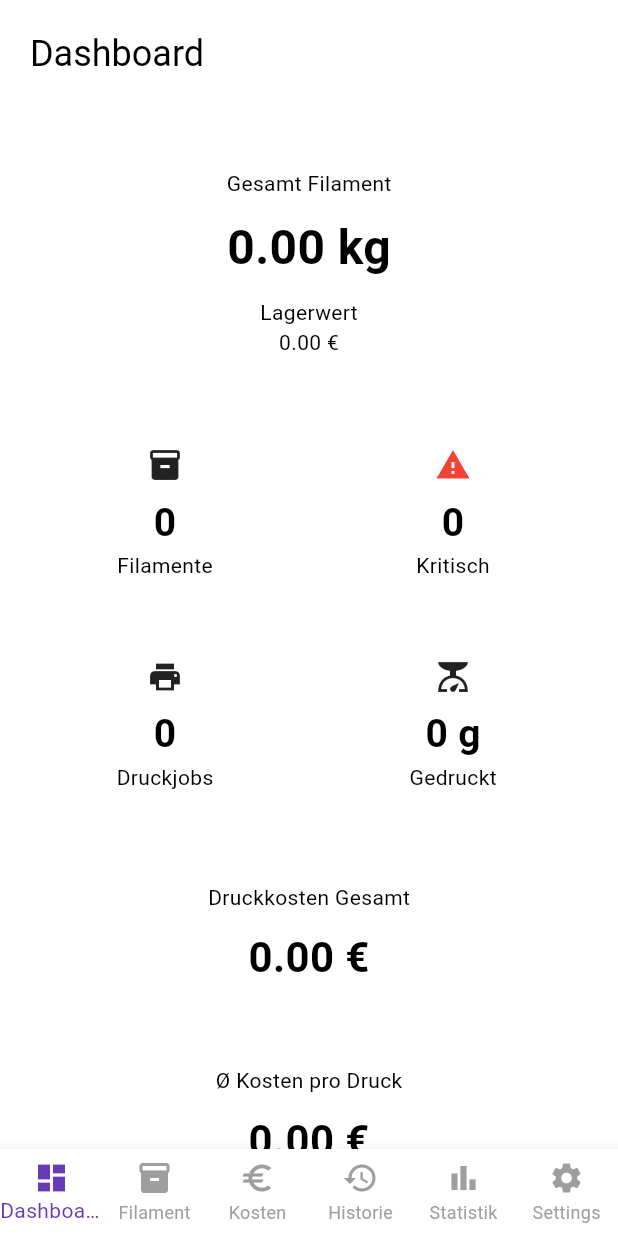
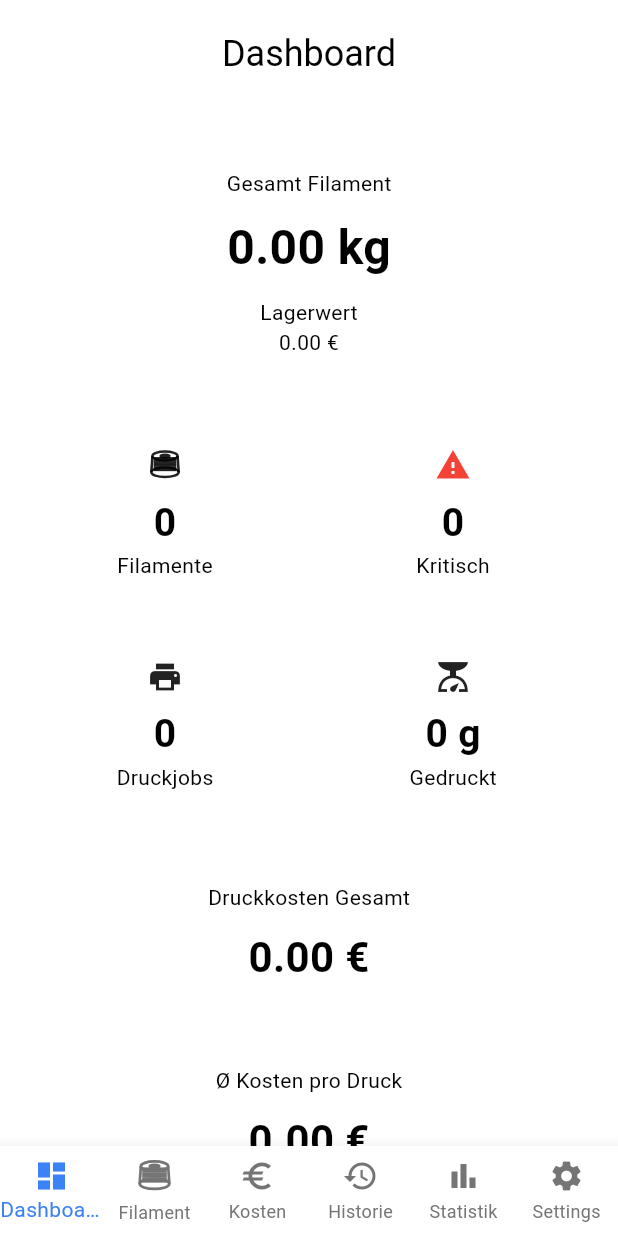
Before and after one commit to Bogi89/filament_manager, a Flutter app: the screen it shows after launch, on a phone screen of 412 x 824 dp. Run offline on Flutter 3.47's test engine with Material 3 defaults, Android fonts, the phone set to English and light mode, and no system bars; our stand-ins replace shared_preferences; missing offline and left inert: dart:html.

Commit message:
Added spool icons, improved filament UI, updated dashboard icons and color indicators

```diff
--- a/lib/pages/dashboard_page.dart
+++ b/lib/pages/dashboard_page.dart
@@ -4,6 +4,7 @@ import 'package:provider/provider.dart';
 import '../state/app_state.dart';
 import '../models/filament.dart';
 import '../models/print_job.dart';
+import '../widgets/spool_icon.dart';
 
 class DashboardPage extends StatelessWidget {
   final Function(int) onNavigate;
@@ -155,7 +156,7 @@ class DashboardPage extends StatelessWidget {
                 const EdgeInsets.all(20),
             child: Align(
               alignment:
-                  Alignment.centerLeft,
+                  Alignment.center,
               child: Text(
                 "Dashboard",
                 style: Theme.of(context)
@@ -289,8 +290,7 @@ class DashboardPage extends StatelessWidget {
 
                     Expanded(
                       child: _statCard(
-                        icon:
-                            Icons.inventory,
+                        icon: SpoolIcon(size: 24),
                         value:
                             filaments.length
                                 .toString(),
@@ -304,16 +304,16 @@ class DashboardPage extends StatelessWidget {
 
                     Expanded(
                       child: _statCard(
-                        icon:
-                            Icons.warning,
+                        icon: const Icon(
+  Icons.warning,
+  color: Colors.red,
+),
                         value:
                             criticalFilaments
                                 .length
                                 .toString(),
                         label:
                             "Kritisch",
-                        iconColor:
-                            Colors.red,
                       ),
                     ),
 
@@ -327,8 +327,7 @@ class DashboardPage extends StatelessWidget {
 
                     Expanded(
                       child: _statCard(
-                        icon:
-                            Icons.print,
+                        icon: const Icon(Icons.print),
                         value:
                             jobs.length
                                 .toString(),
@@ -342,8 +341,7 @@ class DashboardPage extends StatelessWidget {
 
                     Expanded(
                       child: _statCard(
-                        icon:
-                            Icons.scale,
+                        icon: const Icon(Icons.scale),
                         value:
                             "${printedWeight.toStringAsFixed(0)} g",
                         label:
@@ -433,7 +431,7 @@ class DashboardPage extends StatelessWidget {
   }
 
   Widget _statCard({
-    required IconData icon,
+  required Widget icon,
     required String value,
     required String label,
     Color? iconColor,
@@ -445,10 +443,7 @@ class DashboardPage extends StatelessWidget {
         child: Column(
           children: [
 
-            Icon(
-              icon,
-              color: iconColor,
-            ),
+            icon,
 
             const SizedBox(height: 8),
 
--- a/lib/pages/main_navigation.dart
+++ b/lib/pages/main_navigation.dart
@@ -8,6 +8,7 @@ import 'cost_page.dart';
 import 'history_page.dart';
 import 'statistics_page.dart';
 import 'settings_page.dart';
+import '../widgets/spool_icon.dart';
 
 class MainNavigation extends StatefulWidget {
   const MainNavigation({super.key});
@@ -64,27 +65,45 @@ class _MainNavigationState extends State<MainNavigation> {
 
     return Scaffold(
 
-      backgroundColor: Colors.grey[100],
+      backgroundColor:
+          Theme.of(context).brightness == Brightness.dark
+              ? const Color(0xFF0F0F14)
+              : Colors.grey[100],
 
       body: pages[_selectedIndex],
 
-      bottomNavigationBar: BottomNavigationBar(
+      bottomNavigationBar: Builder(
+        builder: (context) {
 
-        backgroundColor: Colors.white,
+          final isDark =
+              Theme.of(context).brightness == Brightness.dark;
+
+          return BottomNavigationBar(
+
+            backgroundColor:
+                isDark
+                    ? const Color(0xFF111118)
+                    : Colors.white,
 
             elevation: 10,
 
             type: BottomNavigationBarType.fixed,
 
-        selectedItemColor: Colors.deepPurple,
+            selectedItemColor:
+                isDark
+                    ? const Color(0xFF7C4DFF) // Dark → Lila
+                    : const Color(0xFF3B82F6), // Light → Blau
 
-        unselectedItemColor: Colors.grey,
+            unselectedItemColor:
+                isDark
+                    ? Colors.grey.shade400
+                    : Colors.grey.shade600,
 
             currentIndex: _selectedIndex,
 
             onTap: _onItemTapped,
 
-        items: const [
+            items: [
 
               BottomNavigationBarItem(
                 icon: Icon(Icons.dashboard),
@@ -92,8 +111,8 @@ class _MainNavigationState extends State<MainNavigation> {
               ),
 
               BottomNavigationBarItem(
-            icon: Icon(Icons.inventory),
-            label: "Filament",
+  icon: SpoolIcon(size: 26),
+  label: 'Filament',
 ),
 
               BottomNavigationBarItem(
@@ -117,7 +136,12 @@ class _MainNavigationState extends State<MainNavigation> {
               ),
 
             ],
+
+          );
+
+        },
       ),
+
     );
   }
 }
--- a/lib/theme/app_colors.dart
+++ b/lib/theme/app_colors.dart
@@ -6,55 +6,94 @@ class AppColors {
   // PRIMARY COLORS
   // =========================
 
-  static const Color primary = Color(0xFF7C4DFF);
-  static const Color secondary = Color(0xFF9575CD);
-  static const Color accent = Color(0xFF00C2FF);
+  /// 🔵 Light Mode
+  static const Color primaryLight =
+      Color(0xFF3B82F6);
+
+  /// 🟣 Dark Mode
+  static const Color primaryDark =
+      Color(0xFF7C4DFF);
+
+  /// 🔥 WICHTIG — Fallback für alten Code
+  static const Color primary =
+      primaryLight;
+
+  static const Color secondary =
+      Color(0xFF9575CD);
+
+  static const Color accent =
+      Color(0xFF00C2FF);
 
   // =========================
   // BACKGROUND
   // =========================
 
-  static const Color backgroundLight = Color(0xFFF6F7FB);
-  static const Color backgroundDark = Color(0xFF0F0F14);
+  static const Color backgroundLight =
+      Color(0xFFF6F7FB);
+
+  static const Color backgroundDark =
+      Color(0xFF0F0F14);
 
   // =========================
   // SURFACE
   // =========================
 
-  static const Color surfaceLight = Color(0xFFFFFFFF);
-  static const Color surfaceDark = Color(0xFF1A1A22);
+  static const Color surfaceLight =
+      Color(0xFFFFFFFF);
+
+  static const Color surfaceDark =
+      Color(0xFF1A1A22);
 
   // =========================
   // STATUS COLORS
   // =========================
 
-  static const Color success = Color(0xFF4CAF50);
-  static const Color warning = Color(0xFFFF9800);
-  static const Color critical = Color(0xFFF44336);
+  static const Color success =
+      Color(0xFF4CAF50);
+
+  static const Color warning =
+      Color(0xFFFF9800);
+
+  static const Color critical =
+      Color(0xFFF44336);
 
   // =========================
   // TEXT COLORS
   // =========================
 
-  static const Color textPrimaryLight = Color(0xFF111111);
-  static const Color textSecondaryLight = Color(0xFF666666);
+  static const Color textPrimaryLight =
+      Color(0xFF111111);
 
-  static const Color textPrimaryDark = Color(0xFFFFFFFF);
-  static const Color textSecondaryDark = Color(0xFFAAAAAA);
+  static const Color textSecondaryLight =
+      Color(0xFF666666);
+
+  static const Color textPrimaryDark =
+      Color(0xFFFFFFFF);
+
+  static const Color textSecondaryDark =
+      Color(0xFFAAAAAA);
 
   // =========================
   // CARD COLORS
   // =========================
 
-  static const Color cardLight = Color(0xFFFFFFFF);
-  static const Color cardDark = Color(0xFF1A1A22);
+  static const Color cardLight =
+      Color(0xFFFFFFFF);
+
+  static const Color cardDark =
+      Color(0xFF1A1A22);
 
   // =========================
   // PROGRESS COLORS
   // =========================
 
-  static const Color progressLow = critical;
-  static const Color progressMedium = warning;
-  static const Color progressHigh = success;
+  static const Color progressLow =
+      critical;
+
+  static const Color progressMedium =
+      warning;
+
+  static const Color progressHigh =
+      success;
 
 }
--- a/lib/theme/app_theme.dart
+++ b/lib/theme/app_theme.dart
@@ -8,7 +8,7 @@ import 'app_text_styles.dart';
 class AppTheme {
 
   // =========================
-  // LIGHT THEME
+  // LIGHT THEME (🔵 Blau)
   // =========================
 
   static ThemeData lightTheme = ThemeData(
@@ -20,66 +20,117 @@ class AppTheme {
     scaffoldBackgroundColor:
         AppColors.backgroundLight,
 
-    primaryColor: AppColors.primary,
+    primaryColor:
+        AppColors.primaryLight,
 
     colorScheme: ColorScheme.light(
-      primary: AppColors.primary,
-      secondary: AppColors.secondary,
-      surface: AppColors.surfaceLight,
-      error: AppColors.critical,
+
+      primary:
+          AppColors.primaryLight,
+
+      secondary:
+          AppColors.primaryLight,
+
+      surface:
+          AppColors.surfaceLight,
+
+      error:
+          AppColors.critical,
+
     ),
 
     appBarTheme: const AppBarTheme(
+
+  backgroundColor: Colors.white,
+
   elevation: 0,
+
   centerTitle: false,
-      backgroundColor: AppColors.surfaceLight,
-      foregroundColor:
-          AppColors.textPrimaryLight,
-      titleTextStyle: AppTextStyles.title,
+
+  titleTextStyle: TextStyle(
+    fontSize: 20,
+    fontWeight: FontWeight.w700,
+    color: Color(0xFF111827),
+    letterSpacing: 0.2,
   ),
 
-    // 🔥 FIX: CardThemeData statt CardTheme
+  iconTheme: IconThemeData(
+    color: Color(0xFF111827),
+  ),
+
+),
+
     cardTheme: CardThemeData(
+
       elevation: 0,
-      color: AppColors.cardLight,
+
+      color:
+          AppColors.cardLight,
+
       shape: RoundedRectangleBorder(
-        borderRadius: AppRadius.radiusMD,
+
+        borderRadius:
+            AppRadius.radiusMD,
+
       ),
+
       margin: EdgeInsets.zero,
+
     ),
 
     floatingActionButtonTheme:
         const FloatingActionButtonThemeData(
-      backgroundColor: AppColors.primary,
-      foregroundColor: Colors.white,
+
+      backgroundColor:
+          AppColors.primaryLight,
+
+      foregroundColor:
+          Colors.white,
+
     ),
 
     inputDecorationTheme:
         InputDecorationTheme(
 
       filled: true,
+
       fillColor: Colors.white,
 
       border: OutlineInputBorder(
+
         borderRadius:
             AppRadius.radiusSM,
+
       ),
 
       enabledBorder: OutlineInputBorder(
+
         borderRadius:
             AppRadius.radiusSM,
+
         borderSide: BorderSide(
+
           color: Colors.grey.shade300,
-        ),
+
         ),
 
-      focusedBorder: const OutlineInputBorder(
+      ),
+
+      focusedBorder:
+          const OutlineInputBorder(
+
         borderRadius:
             AppRadius.radiusSM,
+
         borderSide: BorderSide(
-          color: AppColors.primary,
+
+          color:
+              AppColors.primaryLight,
+
           width: 2,
+
         ),
+
       ),
 
       contentPadding:
@@ -93,19 +144,23 @@ class AppTheme {
       style: ElevatedButton.styleFrom(
 
         backgroundColor:
-            AppColors.primary,
+            AppColors.primaryLight,
 
-        foregroundColor: Colors.white,
+        foregroundColor:
+            Colors.white,
 
         shape: RoundedRectangleBorder(
+
           borderRadius:
               AppRadius.radiusSM,
+
         ),
 
         padding:
             AppSpacing.paddingMD,
 
       ),
+
     ),
 
     textTheme: const TextTheme(
@@ -130,7 +185,7 @@ class AppTheme {
   );
 
   // =========================
-  // DARK THEME
+  // DARK THEME (🟣 Lila)
   // =========================
 
   static ThemeData darkTheme = ThemeData(
@@ -142,70 +197,118 @@ class AppTheme {
     scaffoldBackgroundColor:
         AppColors.backgroundDark,
 
-    primaryColor: AppColors.primary,
+    primaryColor:
+        AppColors.primaryDark,
 
     colorScheme: ColorScheme.dark(
-      primary: AppColors.primary,
-      secondary: AppColors.secondary,
-      surface: AppColors.surfaceDark,
-      error: AppColors.critical,
+
+      primary:
+          AppColors.primaryDark,
+
+      secondary:
+          AppColors.primaryDark,
+
+      surface:
+          AppColors.surfaceDark,
+
+      error:
+          AppColors.critical,
+
     ),
 
     appBarTheme: const AppBarTheme(
+
+  backgroundColor: Color(0xFF0F0F14),
+
   elevation: 0,
+
   centerTitle: false,
-      backgroundColor:
-          AppColors.surfaceDark,
-      foregroundColor:
-          AppColors.textPrimaryDark,
-      titleTextStyle:
-          AppTextStyles.title,
+
+  titleTextStyle: TextStyle(
+    fontSize: 20,
+    fontWeight: FontWeight.w700,
+    color: Colors.white,
+    letterSpacing: 0.2,
   ),
 
-    // 🔥 FIX hier auch
+  iconTheme: IconThemeData(
+    color: Colors.white,
+  ),
+
+),
+
     cardTheme: CardThemeData(
+
       elevation: 0,
-      color: AppColors.cardDark,
+
+      color:
+          AppColors.cardDark,
+
       shape: RoundedRectangleBorder(
+
         borderRadius:
             AppRadius.radiusMD,
+
       ),
+
       margin: EdgeInsets.zero,
+
     ),
 
     floatingActionButtonTheme:
         const FloatingActionButtonThemeData(
-      backgroundColor: AppColors.primary,
-      foregroundColor: Colors.white,
+
+      backgroundColor:
+          AppColors.primaryDark,
+
+      foregroundColor:
+          Colors.white,
+
     ),
 
     inputDecorationTheme:
         InputDecorationTheme(
 
       filled: true,
+
       fillColor:
           AppColors.surfaceDark,
 
       border: OutlineInputBorder(
+
         borderRadius:
             AppRadius.radiusSM,
+
       ),
 
       enabledBorder: OutlineInputBorder(
+
         borderRadius:
             AppRadius.radiusSM,
+
         borderSide: BorderSide(
+
           color: Colors.grey.shade700,
-        ),
+
         ),
 
-      focusedBorder: const OutlineInputBorder(
+      ),
+
+      focusedBorder:
+          const OutlineInputBorder(
+
         borderRadius:
             AppRadius.radiusSM,
+
         borderSide: BorderSide(
-          color: AppColors.primary,
+
+          color:
+              AppColors.primaryDark,
+
           width: 2,
+
         ),
+
       ),
 
       contentPadding:
@@ -219,19 +322,23 @@ class AppTheme {
       style: ElevatedButton.styleFrom(
 
         backgroundColor:
-            AppColors.primary,
+            AppColors.primaryDark,
 
-        foregroundColor: Colors.white,
+        foregroundColor:
+            Colors.white,
 
         shape: RoundedRectangleBorder(
+
           borderRadius:
               AppRadius.radiusSM,
+
         ),
 
         padding:
             AppSpacing.paddingMD,
 
       ),
+
     ),
 
     textTheme: const TextTheme(
--- /dev/null
+++ b/lib/widgets/spool_icon.dart
@@ -0,0 +1,137 @@
+import 'package:flutter/material.dart';
+
+class SpoolIcon extends StatelessWidget {
+  final double size;
+  final Color? color;
+
+  const SpoolIcon({
+    super.key,
+    this.size = 24,
+    this.color,
+  });
+
+  @override
+  Widget build(BuildContext context) {
+
+    /// Holt automatisch:
+    /// grau (inaktiv)
+    /// blau/lila (aktiv)
+
+    final iconColor =
+        color ??
+        IconTheme.of(context).color ??
+        Theme.of(context).colorScheme.primary;
+
+    return SizedBox(
+      width: size,
+      height: size,
+      child: CustomPaint(
+        painter: _SpoolPainter(iconColor),
+      ),
+    );
+  }
+}
+
+class _SpoolPainter extends CustomPainter {
+  final Color color;
+
+  _SpoolPainter(this.color);
+
+  @override
+  void paint(Canvas canvas, Size size) {
+
+    final paint = Paint()
+      ..color = color
+      ..style = PaintingStyle.stroke
+      ..strokeWidth = size.width * 0.07;
+
+    final center =
+        Offset(size.width / 2, size.height / 2);
+
+    final topRadius =
+        size.width * 0.35;
+
+    final bottomRadius =
+        size.width * 0.38;
+
+    final holeRadius =
+        size.width * 0.12;
+
+    final bodyHeight =
+        size.height * 0.45;
+
+    final topY =
+        size.height * 0.25;
+
+    final bottomY =
+        topY + bodyHeight;
+
+    /// Top Ring
+    canvas.drawOval(
+      Rect.fromCenter(
+        center: Offset(center.dx, topY),
+        width: topRadius * 2,
+        height: topRadius * 0.7,
+      ),
+      paint,
+    );
+
+    /// Bottom Ring
+    canvas.drawOval(
+      Rect.fromCenter(
+        center: Offset(center.dx, bottomY),
+        width: bottomRadius * 2,
+        height: bottomRadius * 0.7,
+      ),
+      paint,
+    );
+
+    /// Center Hole
+    canvas.drawOval(
+      Rect.fromCenter(
+        center: Offset(center.dx, topY),
+        width: holeRadius * 2,
+        height: holeRadius * 0.6,
+      ),
+      paint,
+    );
+
+    /// Filament Lines
+    const lineCount = 6;
+
+    for (int i = 0; i < lineCount; i++) {
+
+      final y =
+          topY +
+          (i + 1) *
+              (bodyHeight / (lineCount + 1));
+
+      canvas.drawLine(
+        Offset(
+            center.dx - topRadius * 0.9, y),
+        Offset(
+            center.dx + topRadius * 0.9, y),
+        paint,
+      );
+    }
+
+    /// Side Lines
+    canvas.drawLine(
+      Offset(center.dx - topRadius, topY),
+      Offset(center.dx - bottomRadius, bottomY),
+      paint,
+    );
+
+    canvas.drawLine(
+      Offset(center.dx + topRadius, topY),
+      Offset(center.dx + bottomRadius, bottomY),
+      paint,
+    );
+  }
+
+  @override
+  bool shouldRepaint(
+      covariant CustomPainter oldDelegate) {
+    return false;
+  }
+}
--- a/pubspec.yaml
+++ b/pubspec.yaml
@@ -71,6 +71,7 @@ flutter:
     - assets/images/spool_base.png
     - assets/images/filament_mask.png
     - assets/images/filament_shading.png
+    - assets/images/spool.png
 
   # To add assets to your application, add an assets section, like this:
   # assets:
```
Also changed, not shown: lib/pages/filament_page.dart (+172 -54 lines), assets/images/spool.png (added). Lines whose indentation alone changed are shown as unchanged.
